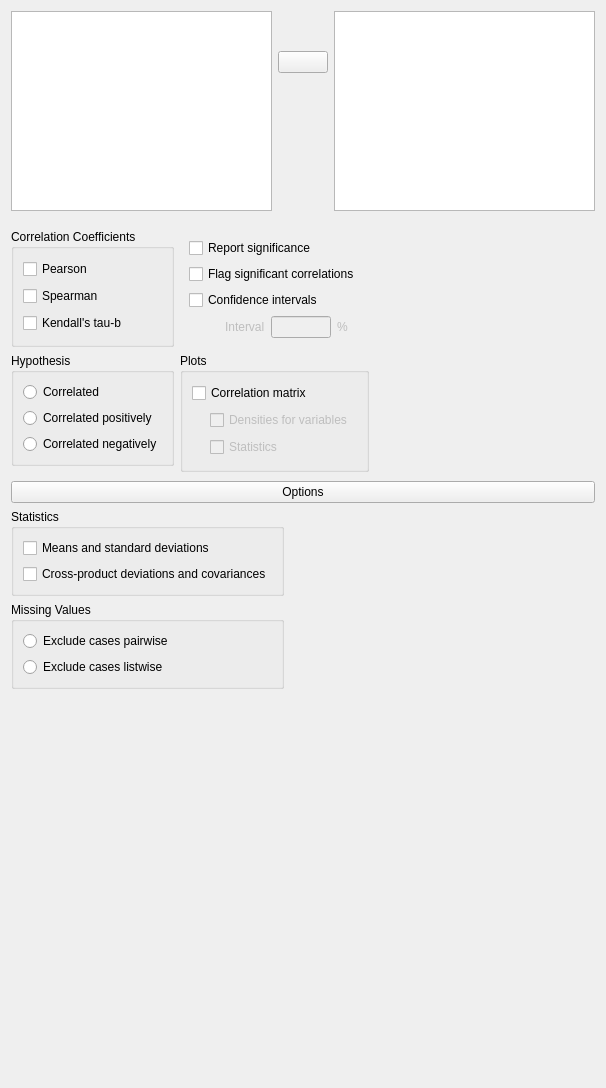
Old version of the form JASP-Desktop/analysisforms/correlationform.ui in the repository jasp-stats/jasp-desktop.
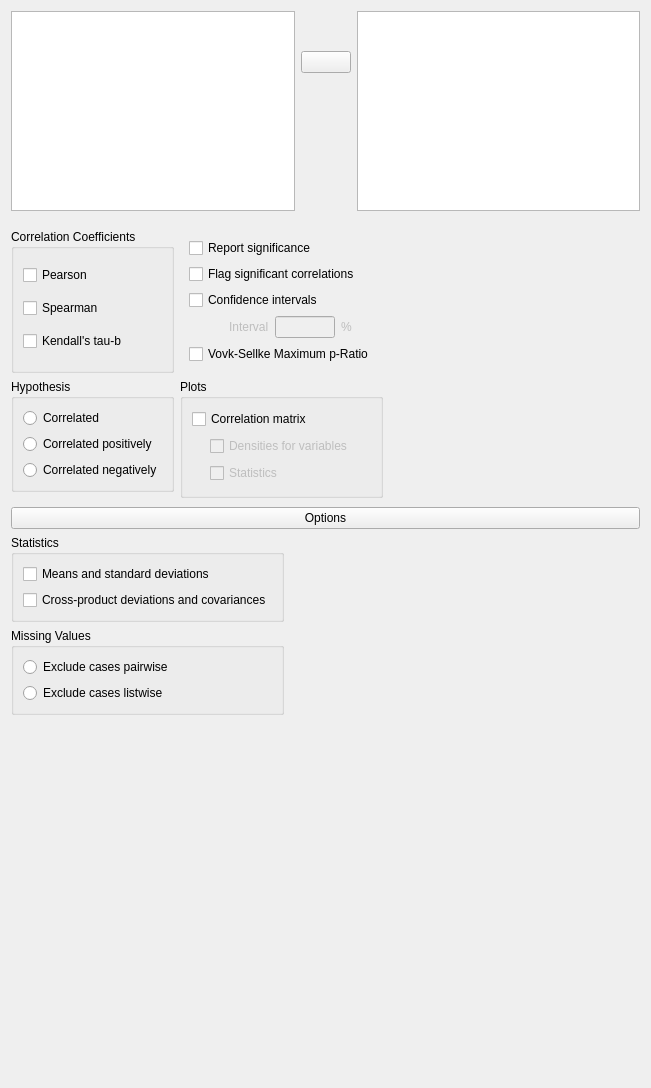
New version of the form. Custom widgets are drawn as their Qt base class.

```diff
--- a/JASP-Desktop/analysisforms/correlationform.ui
+++ b/JASP-Desktop/analysisforms/correlationform.ui
@@ -6,7 +6,7 @@
    <rect>
     <x>0</x>
     <y>0</y>
-    <width>606</width>
+    <width>651</width>
     <height>1088</height>
    </rect>
   </property>
@@ -218,9 +218,6 @@
       <item row="0" column="1">
        <widget class="QWidget" name="widget_7" native="true">
         <layout class="QGridLayout" name="gridLayout_5">
-         <property name="leftMargin">
-          <number>9</number>
-         </property>
          <item row="0" column="0">
           <widget class="BoundCheckBox" name="reportSignificance">
            <property name="text">
@@ -235,6 +232,13 @@
            </property>
           </widget>
          </item>
+         <item row="2" column="0">
+          <widget class="BoundCheckBox" name="confidenceIntervals">
+           <property name="text">
+            <string>Confidence intervals</string>
+           </property>
+          </widget>
+         </item>
          <item row="3" column="0">
           <widget class="QWidget" name="confidenceIntervalsIntervalContainer" native="true">
            <property name="enabled">
@@ -290,10 +294,16 @@
            </layout>
           </widget>
          </item>
-         <item row="2" column="0">
-          <widget class="BoundCheckBox" name="confidenceIntervals">
+         <item row="4" column="0">
+          <widget class="BoundCheckBox" name="VovkSellkeMPR">
+           <property name="sizePolicy">
+            <sizepolicy hsizetype="Fixed" vsizetype="Fixed">
+             <horstretch>0</horstretch>
+             <verstretch>0</verstretch>
+            </sizepolicy>
+           </property>
            <property name="text">
-            <string>Confidence intervals</string>
+            <string>Vovk-Sellke Maximum p-Ratio</string>
            </property>
           </widget>
          </item>
```
Left out of the diff: 2 changed lines with no effect on the pictures.
